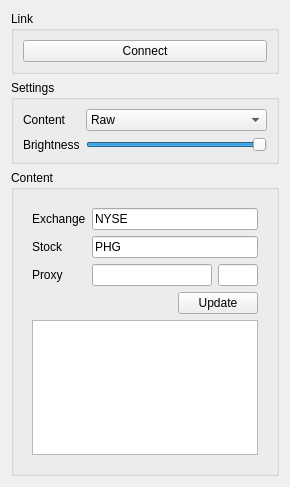
First picture: the form in host/gui/numled_main.ui, repository mauricetermeer/usbnumled, before the edit.
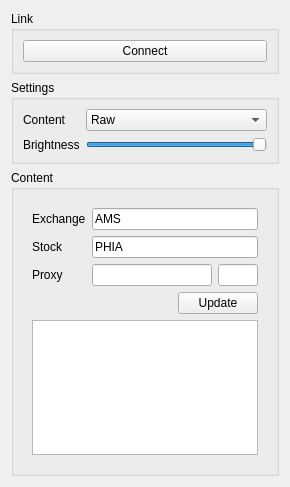
Second picture: the form after the edit.

Commit message: add persistent settings

Diff of the .ui file:
```diff
--- a/host/gui/numled_main.ui
+++ b/host/gui/numled_main.ui
@@ -207,7 +207,7 @@
           <item row="0" column="1">
            <widget class="QLineEdit" name="lineEditExchange">
             <property name="text">
-             <string>NYSE</string>
+             <string>AMS</string>
             </property>
            </widget>
           </item>
@@ -221,7 +221,7 @@
           <item row="1" column="1">
            <widget class="QLineEdit" name="lineEditStock">
             <property name="text">
-             <string>PHG</string>
+             <string>PHIA</string>
             </property>
            </widget>
           </item>
```
The commit also changes 1 other file.
